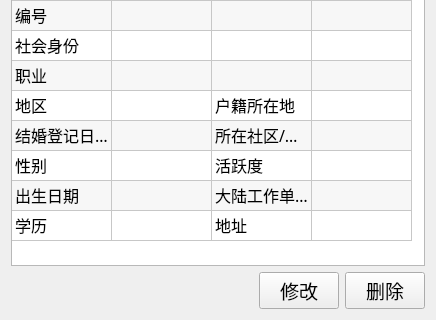
Above: ui/page_elements/detailPage/dialog.ui from ArcherLuo233/election-s-prediction before the change; both pictures show x 0 to 436 and y 150 to 470 of the 436 by 470 pixel window. Below: the same form after it.
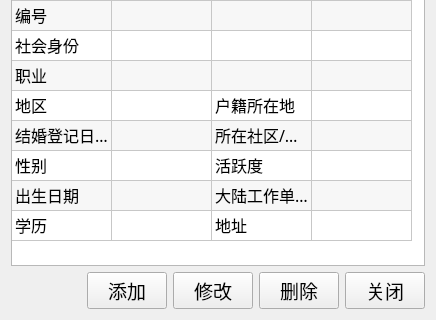
That is the form after the change.

Commit message: 整理代码，添加field和text的映射 详细信息模块 增加添加、删除、修改的按钮 详细信息 增加关闭按钮和逻辑

```diff
--- a/ui/page_elements/detailPage/dialog.ui
+++ b/ui/page_elements/detailPage/dialog.ui
@@ -384,7 +384,17 @@
           </spacer>
          </item>
          <item>
-          <widget class="QPushButton" name="pushButton">
+                <widget class="QPushButton" name="btn_append">
+                    <property name="cursor">
+                        <cursorShape>PointingHandCursor</cursorShape>
+                    </property>
+                    <property name="text">
+                        <string>添加</string>
+                    </property>
+                </widget>
+            </item>
+            <item>
+                <widget class="QPushButton" name="btn_modify">
            <property name="cursor">
             <cursorShape>PointingHandCursor</cursorShape>
            </property>
@@ -403,6 +413,16 @@
            </property>
           </widget>
          </item>
+            <item>
+                <widget class="QPushButton" name="btn_close">
+                    <property name="cursor">
+                        <cursorShape>PointingHandCursor</cursorShape>
+                    </property>
+                    <property name="text">
+                        <string>关闭</string>
+                    </property>
+                </widget>
+            </item>
         </layout>
        </item>
       </layout>
```
Left out of the diff: 2 changed lines with no effect on the pictures. Lines whose indentation alone changed are shown as unchanged. The commit also changes 5 other files.
